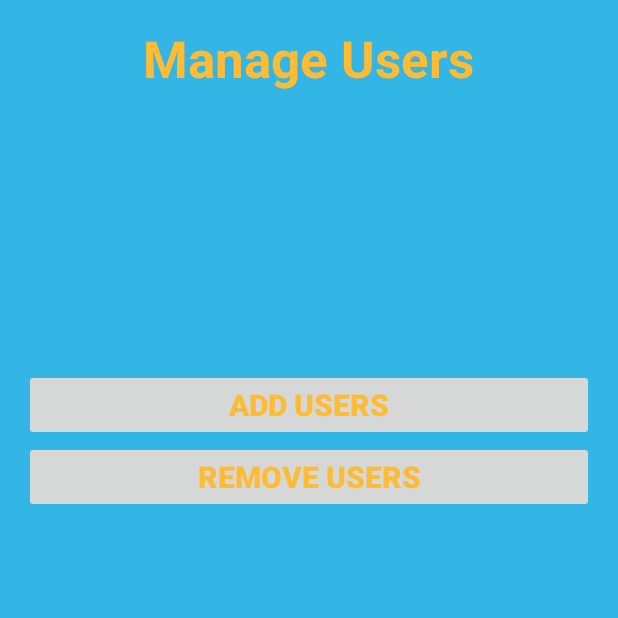
After one commit to Moshik177/Find-My-Friends, an Android app: the ManageUsersActivity screen opened directly, with no data from a screen before it, on a phone screen of 412 x 824 dp, the top half of it. The commit adds this screen. Run offline under Robolectric (Android 15) with nearby library versions, the phone set to English and light mode, and no system bars; libraries missing offline, so code that uses them is left out: com.facebook, com.facebook.login.

Commit message:
Added implementations for add users, delete users, leave group, manage users

```diff
--- a/app/src/main/java/com/sadna/app/findmyfriends/activities/CreateNewGroupActivity.java
+++ b/app/src/main/java/com/sadna/app/findmyfriends/activities/CreateNewGroupActivity.java
@@ -104,7 +104,7 @@ public class CreateNewGroupActivity extends BaseActivity {
         protected void onPostExecute(final Boolean success) {
 
             if (success) {
-                startActivity(new Intent(getApplicationContext(), GettingAllGroupActivity.class));
+                startActivity(new Intent(getApplicationContext(), AddUsersToGroupActivity.class));
                 finish();
             } else {
                 //
--- a/app/src/main/java/com/sadna/app/findmyfriends/activities/GroupsMainActivity.java
+++ b/app/src/main/java/com/sadna/app/findmyfriends/activities/GroupsMainActivity.java
@@ -93,6 +93,9 @@ public class GroupsMainActivity extends BaseActivity {
         final String menuItemName = menuItems[menuItemIndex];
         String listItemName = userGroupsListView.getItemAtPosition(info.position).toString();
 
+        ((MyApplication) getApplication()).setSelectedGroupId(((Group) userGroupsListView.getItemAtPosition(info.position)).getId());
+        ((MyApplication) getApplication()).setSelectedGroupName(((Group) userGroupsListView.getItemAtPosition(info.position)).getName());
+
         if ((boolean) menuItemsPropertiesMap.get(menuItemName).get(0)) {
             AlertDialog.Builder mBuilder = new AlertDialog.Builder(GroupsMainActivity.this);
             mBuilder.setMessage(menuItemsPropertiesMap.get(menuItemName).get(1) + " \"" + listItemName + "\"?")
@@ -168,8 +171,7 @@ public class GroupsMainActivity extends BaseActivity {
             deleteGroup(groupId);
             refreshActivity();
         } else if (actionName.equals(menuItems[2])) {
-            // TODO: Manage users
-            System.out.println(actionName);
+            startActivity(new Intent(getApplicationContext(), ManageUsersActivity.class));
         }
     }
 
--- a/app/src/main/java/com/sadna/app/findmyfriends/activities/LoginActivity.java
+++ b/app/src/main/java/com/sadna/app/findmyfriends/activities/LoginActivity.java
@@ -6,7 +6,6 @@ import android.app.Application;
 import android.content.Intent;
 import android.content.SharedPreferences;
 import android.os.AsyncTask;
-
 import android.os.Build;
 import android.os.Bundle;
 import android.os.Handler;
@@ -30,13 +29,14 @@ import com.facebook.login.LoginManager;
 import com.facebook.login.LoginResult;
 import com.facebook.login.widget.LoginButton;
 import com.sadna.app.findmyfriends.BaseActivity;
-import com.sadna.app.findmyfriends.utils.FacebookSignUpTask;
 import com.sadna.app.findmyfriends.MyApplication;
 import com.sadna.app.findmyfriends.R;
 import com.sadna.app.findmyfriends.entities.FbUserName;
 import com.sadna.app.findmyfriends.forms.SignUpForm;
+import com.sadna.app.findmyfriends.utils.FacebookSignUpTask;
 import com.sadna.app.gpstracker.LocationServiceManager;
 import com.sadna.app.webservice.WebService;
+
 import org.json.JSONObject;
 
 import java.math.BigInteger;
--- /dev/null
+++ b/app/src/main/java/com/sadna/app/findmyfriends/activities/ManageUsersActivity.java
@@ -0,0 +1,27 @@
+package com.sadna.app.findmyfriends.activities;
+
+
+import android.content.Intent;
+import android.os.Bundle;
+import android.view.View;
+
+import com.sadna.app.findmyfriends.BaseActivity;
+import com.sadna.app.findmyfriends.R;
+
+public class ManageUsersActivity extends BaseActivity {
+
+    @Override
+    public void onCreate(Bundle savedInstanceState) {
+        super.onCreate(savedInstanceState);
+        setContentView(R.layout.activity_manage_users);
+    }
+
+    public void addUsers(View view) {
+        startActivity(new Intent(getApplicationContext(), AddUsersToGroupActivity.class));
+    }
+
+    public void removeUsers(View view) {
+        startActivity(new Intent(getApplicationContext(), RemoveUsersFromGroupActivity.class));
+    }
+
+}
--- a/app/src/main/java/com/sadna/app/gpstracker/LocationServiceManager.java
+++ b/app/src/main/java/com/sadna/app/gpstracker/LocationServiceManager.java
@@ -82,7 +82,7 @@ public class LocationServiceManager extends Service implements
             SendLocationAsyncTask sendLocationTask = new SendLocationAsyncTask(((MyApplication) getApplication()).getUsername(), String.valueOf(latitude), String.valueOf(longitude));
             sendLocationTask.execute((Void) null);
         } else {
-            Log.e(TAG, "Failed get last know location");
+            Log.e(TAG, "Failed get last known location");
         }
         togglePeriodicLocationUpdates();
     }
--- a/app/src/main/res/layout/activity_getting_all_group.xml
+++ b/app/src/main/res/layout/activity_add_users_to_group.xml
@@ -2,7 +2,7 @@
     xmlns:tools="http://schemas.android.com/tools" android:layout_width="match_parent"
     android:layout_height="match_parent"
     android:paddingTop="@dimen/activity_vertical_margin"
-    tools:context="com.sadna.app.findmyfriends.activities.GettingAllGroupActivity"
+    tools:context="com.sadna.app.findmyfriends.activities.AddUsersToGroupActivity"
     android:background="@color/holo_blue_light">
 
     <ListView xmlns:android="http://schemas.android.com/apk/res/android"
@@ -10,7 +10,7 @@
         android:layout_width="match_parent"
         android:layout_height="match_parent"
         android:layout_alignParentLeft="true"
-        android:layout_above="@+id/finisnbutton" />
+        android:layout_above="@+id/finish_button" />
 
     <TextView xmlns:android="http://schemas.android.com/apk/res/android"
         android:id="@android:id/text1"
@@ -20,7 +20,7 @@
 
     <Button
         style="@style/Base.Widget.AppCompat.Button"
-        android:id="@+id/finisnbutton"
+        android:id="@+id/finish_button"
         android:layout_width="match_parent"
         android:layout_height="116dp"
         android:capitalize="sentences"
--- /dev/null
+++ b/app/src/main/res/layout/activity_manage_users.xml
@@ -0,0 +1,65 @@
+<RelativeLayout xmlns:android="http://schemas.android.com/apk/res/android"
+    xmlns:tools="http://schemas.android.com/tools"
+    android:id="@+id/background_img"
+    android:layout_width="match_parent"
+    android:layout_height="match_parent"
+    android:background="@color/holo_blue_light"
+    android:paddingBottom="@dimen/activity_vertical_margin"
+    android:paddingLeft="@dimen/activity_horizontal_margin"
+    android:paddingRight="@dimen/activity_horizontal_margin"
+    android:paddingTop="@dimen/activity_vertical_margin"
+    android:touchscreenBlocksFocus="true"
+    tools:context="com.sadna.app.findmyfriends.activities.ManageUsersActivity">
+
+    <TextView
+        android:id="@+id/textView1"
+        android:layout_width="wrap_content"
+        android:layout_height="wrap_content"
+        android:layout_gravity="center_horizontal"
+        android:elegantTextHeight="false"
+        android:text="@string/title_manage_users"
+        android:textAppearance="?android:attr/textAppearanceLarge"
+        android:textColor="@color/holo_orange_light"
+        android:textSize="@dimen/abc_text_size_display_1_material"
+        android:textStyle="bold"
+        android:typeface="sans"
+        android:layout_alignParentTop="true"
+        android:layout_centerHorizontal="true" />
+
+    <Button
+        android:id="@+id/add_users_button"
+        style="@style/Base.Widget.AppCompat.Button"
+        android:layout_width="fill_parent"
+        android:layout_height="wrap_content"
+        android:capitalize="sentences"
+        android:clickable="true"
+        android:elegantTextHeight="false"
+        android:onClick="addUsers"
+        android:singleLine="false"
+        android:text="@string/addUsersButton"
+        android:textColor="@color/holo_orange_light"
+        android:textSize="20dp"
+        android:textStyle="bold"
+        android:layout_alignParentTop="true"
+        android:layout_alignParentLeft="true"
+        android:layout_marginTop="230dp" />
+
+    <Button
+        android:id="@+id/remove_users_button"
+        style="@style/Base.Widget.AppCompat.Button"
+        android:layout_width="fill_parent"
+        android:layout_height="wrap_content"
+        android:capitalize="sentences"
+        android:clickable="true"
+        android:elegantTextHeight="false"
+        android:singleLine="false"
+        android:text="@string/removeUsersButton"
+        android:textColor="@color/holo_orange_light"
+        android:textSize="20dp"
+        android:textStyle="bold"
+        android:layout_alignWithParentIfMissing="false"
+        android:layout_below="@+id/add_users_button"
+        android:layout_alignParentLeft="true"
+        android:onClick="removeUsers" />
+
+</RelativeLayout>
--- a/app/src/main/res/menu/menu_getting_all_group.xml
+++ b/app/src/main/res/menu/menu_getting_all_group.xml
@@ -1,7 +1,7 @@
 <menu xmlns:android="http://schemas.android.com/apk/res/android"
     xmlns:app="http://schemas.android.com/apk/res-auto"
     xmlns:tools="http://schemas.android.com/tools"
-    tools:context="com.sadna.app.findmyfriends.activities.GettingAllGroupActivity">
+    tools:context="com.sadna.app.findmyfriends.activities.AddUsersToGroupActivity">
     <item android:id="@+id/action_settings" android:title="@string/action_settings"
         android:orderInCategory="100" app:showAsAction="never" />
 </menu>
--- a/app/src/main/res/values/strings.xml
+++ b/app/src/main/res/values/strings.xml
@@ -29,7 +29,11 @@
     <string name="error_phone_num_invalid">This phone number is invalid</string>
     <string name="send_sms">Send SMS</string>
     <string name="verify">Verify my phone</string>
-    <string name="title_activity_getting_all_group">GettingAllGroupActivity</string>
-    <string name="listofphones">List_item</string>
-    <string name="hello_world">Hello world!</string>
+    <string name="title_activity_add_users_to_group">AddUsersToGroupActivity</string>
+    <string name="title_activity_remove_users_from_group">RemoveUsersFromGroupActivity</string>
+    <string name="title_activity_manage_users">ManageUsersActivity</string>
+    <string name="title_manage_users">Manage Users</string>
+    <string name="list_of_phones">List_item</string>
+    <string name="addUsersButton">add users</string>
+    <string name="removeUsersButton">remove users</string>
 </resources>
```
Also changed, not shown: app/src/main/AndroidManifest.xml (+10 -2 lines), app/src/main/java/com/sadna/app/findmyfriends/activities/AddUsersToGroupActivity.java (renamed from app/src/main/java/com/sadna/app/findmyfriends/activities/GettingAllGroupActivity.java, +12 -12 lines), app/src/main/java/com/sadna/app/findmyfriends/activities/RemoveUsersFromGroupActivity.java (added, +142 -0 lines), app/src/main/java/com/sadna/app/findmyfriends/entities/UserId.java (added, +31 -0 lines), app/src/main/res/layout/activity_remove_users_from_group.xml (added, +39 -0 lines).
